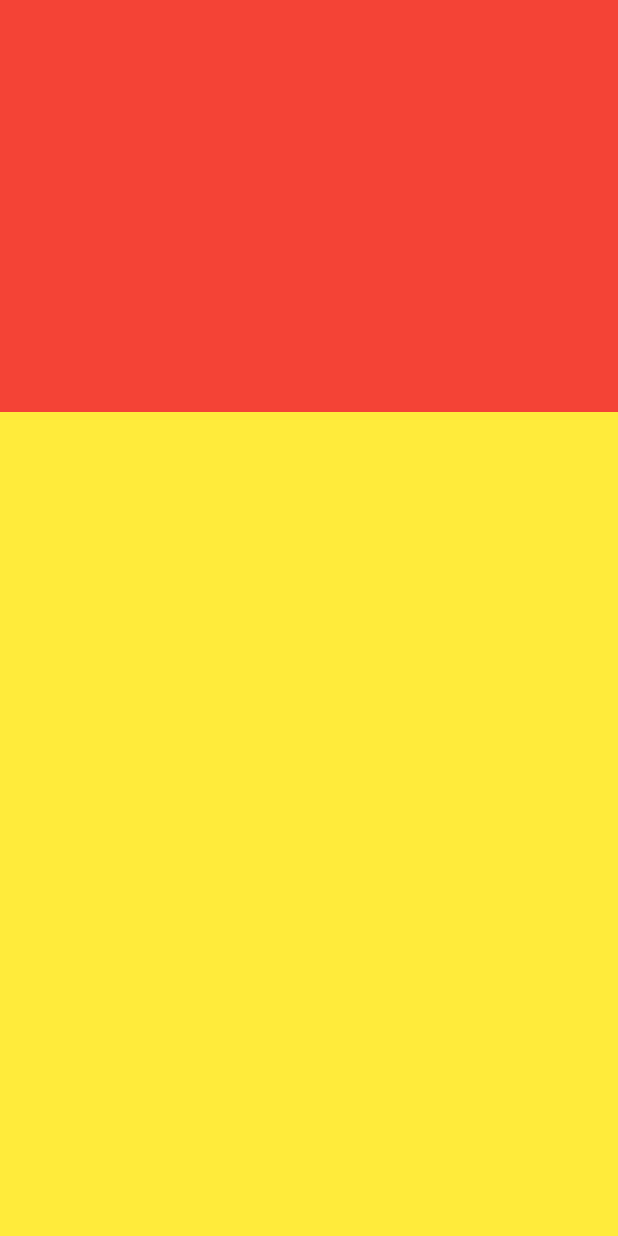
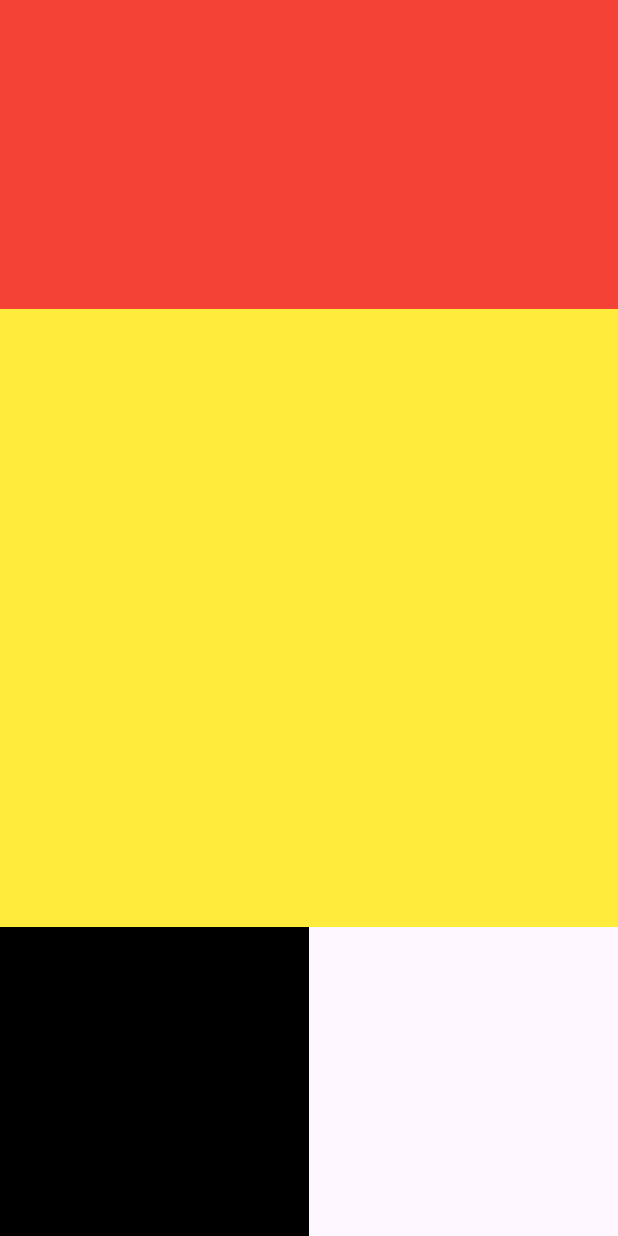
Before and after one commit to ilopjim13/ejerciciosLayout, an Android app: the layout linear_layout.xml on its own in the app's theme, with its tools: preview values and no code run, on a phone screen of 412 x 824 dp. Run offline under Robolectric (Android 15) with nearby library versions, the phone set to English and light mode, and no system bars.

Commit message:
linerLayout dentro de otro linerLatout

```diff
--- a/app/src/main/res/layout/linear_layout.xml
+++ b/app/src/main/res/layout/linear_layout.xml
@@ -16,8 +16,30 @@
         android:layout_height="0dp"
         android:background="@color/pepito"
         android:layout_weight="2"
-        />
 
+    />
+
+    <LinearLayout
+        android:orientation="horizontal"
+        android:layout_width="match_parent"
+        android:layout_height="0dp"
+        android:layout_weight="1">
+        <View
+            android:layout_width="0dp"
+            android:layout_height="match_parent"
+            android:layout_weight="1"
+            android:background="@color/black"
+            >
+
+
+        </View>
+        <View
+            android:layout_width="0dp"
+            android:layout_height="match_parent"
+            android:layout_weight="1">
+
+        </View>
+    </LinearLayout>
 
 
 </LinearLayout>
```
